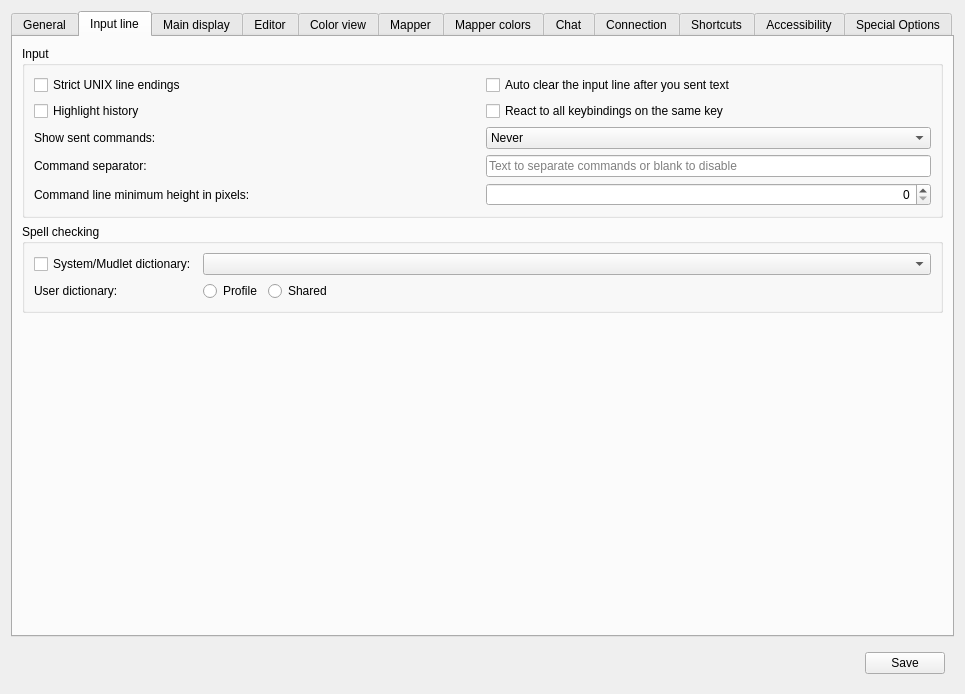
Above: src/ui/profile_preferences.ui from Mudlet/Mudlet before the change. Below: the same form after it.
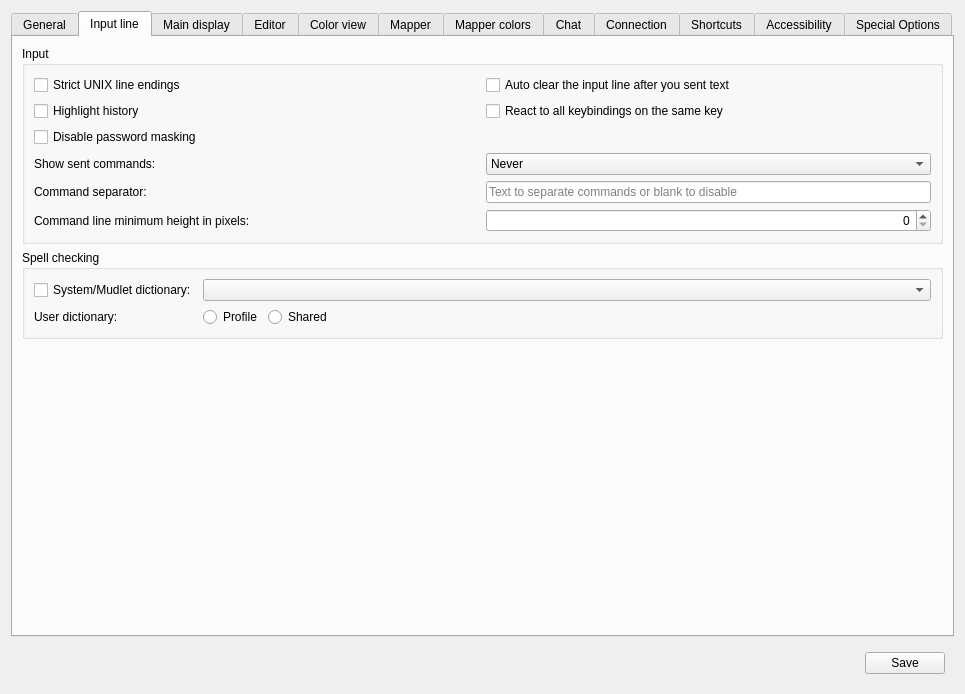
That is the form after the change. The open tabs and pages were chosen to show the change. Icons and pictures are not drawn. Custom widgets are drawn as their Qt base class.

Patch:
```diff
--- a/src/ui/profile_preferences.ui
+++ b/src/ui/profile_preferences.ui
@@ -553,6 +553,35 @@
            </widget>
           </item>
           <item row="2" column="0">
+           <widget class="QCheckBox" name="disable_password_masking_checkbox">
+            <property name="sizePolicy">
+             <sizepolicy hsizetype="MinimumExpanding" vsizetype="Fixed">
+              <horstretch>0</horstretch>
+              <verstretch>0</verstretch>
+             </sizepolicy>
+            </property>
+            <property name="toolTip">
+             <string>&lt;p&gt;Disable password masking when servers request hidden input.&lt;/p&gt;&lt;p&gt;&lt;b&gt;Warning:&lt;/b&gt; This is not recommended for security reasons as passwords will be visible in plain text.&lt;/p&gt;</string>
+            </property>
+            <property name="text">
+             <string>Disable password masking</string>
+            </property>
+           </widget>
+          </item>
+          <item row="2" column="1">
+           <spacer name="horizontalSpacer_disable_password_masking">
+            <property name="orientation">
+             <enum>Qt::Horizontal</enum>
+            </property>
+            <property name="sizeHint" stdset="0">
+             <size>
+              <width>40</width>
+              <height>20</height>
+             </size>
+            </property>
+           </spacer>
+          </item>
+          <item row="3" column="0">
            <widget class="QLabel" name="label_show_sent_text">
             <property name="text">
              <string>Show sent commands:</string>
@@ -562,7 +591,7 @@
             </property>
            </widget>
           </item>
-          <item row="2" column="1">
+          <item row="3" column="1">
            <widget class="QComboBox" name="show_sent_text_combobox">
             <property name="sizePolicy">
              <sizepolicy hsizetype="MinimumExpanding" vsizetype="Fixed">
@@ -596,7 +625,7 @@
             </item>
            </widget>
           </item>
-          <item row="3" column="0">
+          <item row="4" column="0">
            <widget class="QLabel" name="label_commandSeparator">
             <property name="text">
              <string>Command separator:</string>
@@ -606,7 +635,7 @@
             </property>
            </widget>
           </item>
-          <item row="3" column="1">
+          <item row="4" column="1">
            <widget class="QLineEdit" name="command_separator_lineedit">
             <property name="sizePolicy">
              <sizepolicy hsizetype="MinimumExpanding" vsizetype="Fixed">
@@ -619,7 +648,7 @@
             </property>
            </widget>
           </item>
-          <item row="4" column="0">
+          <item row="5" column="0">
            <widget class="QLabel" name="label_commandLineMinimumHeight">
             <property name="text">
              <string>Command line minimum height in pixels:</string>
@@ -629,7 +658,7 @@
             </property>
            </widget>
           </item>
-          <item row="4" column="1">
+          <item row="5" column="1">
            <widget class="QSpinBox" name="commandLineMinimumHeight">
             <property name="sizePolicy">
              <sizepolicy hsizetype="Preferred" vsizetype="Preferred">
```
Left out of the diff: 1 changed line with no effect on the pictures.
